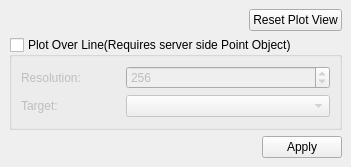
This is Client/Widgets/PlotOverTimeEditor.ui in CCSEPBVR/CS-IS-PBVR as Qt 5 draws it before an edit. The edited form follows.
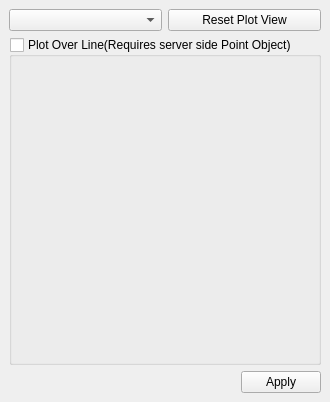
This is the edited form.

What changed in the file:
```diff
--- a/Client/Widgets/PlotOverTimeEditor.ui
+++ b/Client/Widgets/PlotOverTimeEditor.ui
@@ -6,32 +6,22 @@
    <rect>
     <x>0</x>
     <y>0</y>
-    <width>351</width>
-    <height>167</height>
+    <width>245</width>
+    <height>402</height>
    </rect>
   </property>
   <property name="windowTitle">
    <string>Plot Over Time Editor</string>
   </property>
   <widget class="QWidget" name="dockWidgetContents">
-   <layout class="QGridLayout" name="gridLayout_4">
+   <layout class="QGridLayout" name="gridLayout_4" rowstretch="1,0,0,0">
     <item row="0" column="0">
      <layout class="QGridLayout" name="customPlotArea"/>
     </item>
     <item row="1" column="0">
      <layout class="QHBoxLayout" name="horizontalLayout_2">
       <item>
-       <spacer name="horizontalSpacer_2">
-        <property name="orientation">
-         <enum>Qt::Horizontal</enum>
-        </property>
-        <property name="sizeHint" stdset="0">
-         <size>
-          <width>40</width>
-          <height>20</height>
-         </size>
-        </property>
-       </spacer>
+       <widget class="QComboBox" name="displayGraphComboBox"/>
       </item>
       <item>
        <widget class="QPushButton" name="resetPlotViewPushButton">
@@ -53,44 +43,7 @@
       <property name="checked">
        <bool>false</bool>
       </property>
-      <layout class="QGridLayout" name="gridLayout">
-       <item row="2" column="1" colspan="2">
-        <widget class="QComboBox" name="targetComboBox"/>
-       </item>
-       <item row="1" column="0">
-        <widget class="QLabel" name="resolutionLabel">
-         <property name="text">
-          <string>Resolution:</string>
-         </property>
-        </widget>
-       </item>
-       <item row="1" column="1" colspan="2">
-        <widget class="QSpinBox" name="resolutionSpinBox">
-         <property name="sizePolicy">
-          <sizepolicy hsizetype="Preferred" vsizetype="Fixed">
-           <horstretch>0</horstretch>
-           <verstretch>0</verstretch>
-          </sizepolicy>
-         </property>
-         <property name="minimum">
-          <number>2</number>
-         </property>
-         <property name="maximum">
-          <number>4096</number>
-         </property>
-         <property name="value">
-          <number>256</number>
-         </property>
-        </widget>
-       </item>
-       <item row="2" column="0">
-        <widget class="QLabel" name="targetLabel">
-         <property name="text">
-          <string>Target:</string>
-         </property>
-        </widget>
-       </item>
-      </layout>
+      <layout class="QGridLayout" name="gridLayout"/>
      </widget>
     </item>
     <item row="3" column="0">
```
